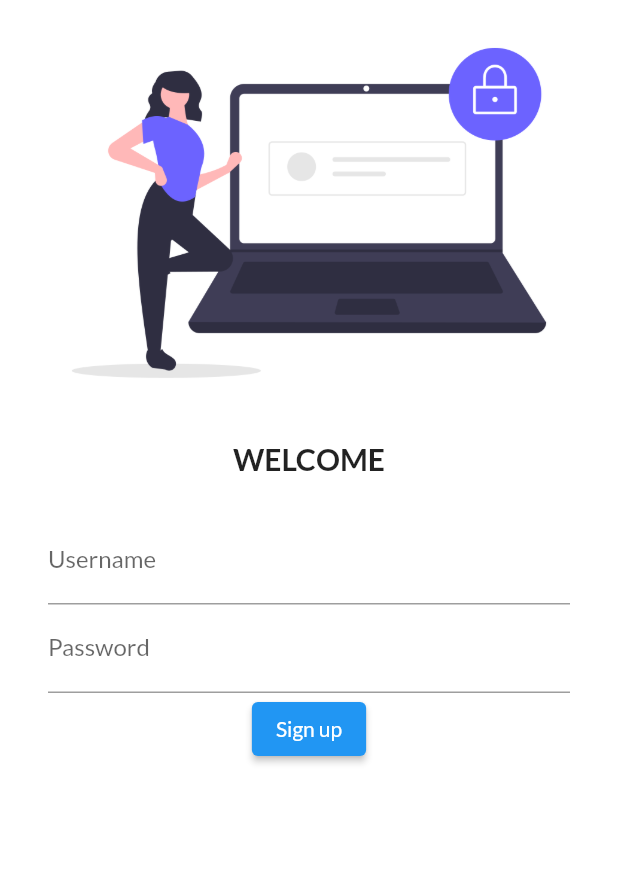
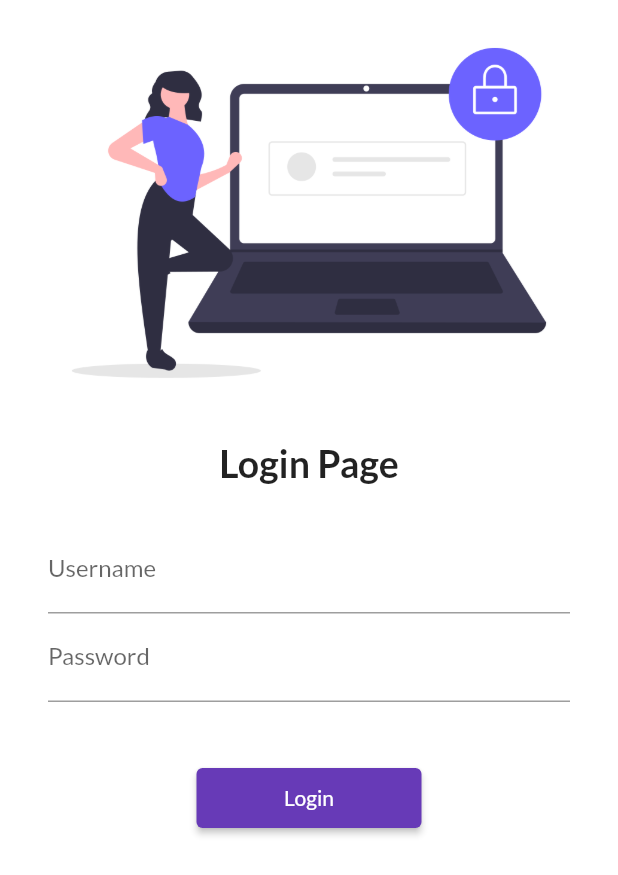
Before and after one commit to AnasBaqai/Catalog_APP, a Flutter app: the screen it shows after launch, on a phone screen of 412 x 824 dp. Shown: the top 875 px of the screen. Run offline on Flutter 3.47's test engine with Material 2 defaults, Android fonts, the phone set to English and light mode, and no system bars; our stand-ins replace google_fonts.

Commit message:
day5 completed

```diff
--- a/lib/main.dart
+++ b/lib/main.dart
@@ -1,6 +1,7 @@
 import 'package:flutter/material.dart';
 import 'package:flutter_catalog/pages/home_page.dart';
 import 'package:flutter_catalog/pages/login.dart';
+import 'package:flutter_catalog/utils/routes.dart';
 import 'package:google_fonts/google_fonts.dart';
 
 void main() {
@@ -14,13 +15,14 @@ class myApp extends StatelessWidget {
     return MaterialApp(
       themeMode: ThemeMode.light,
       theme: ThemeData(
-        primarySwatch: Colors.blue,
+        primarySwatch: Colors.deepPurple,
         fontFamily: GoogleFonts.lato().fontFamily,
       ),
       darkTheme: ThemeData(brightness: Brightness.dark),
       routes: {
         "/": (context) => LoginPage(),
-        "/home": (context) => HomePage(),
+        MyRoutes.homeRoute: (context) => HomePage(),
+        MyRoutes.loginRoute: (context) => LoginPage(),
       },
     );
   }
--- a/lib/pages/login.dart
+++ b/lib/pages/login.dart
@@ -1,12 +1,14 @@
 import 'dart:ui';
 
 import 'package:flutter/material.dart';
+import 'package:flutter_catalog/utils/routes.dart';
 
 class LoginPage extends StatelessWidget {
   @override
   Widget build(BuildContext context) {
     return Material(
         color: Colors.white,
+        child: SingleChildScrollView(
           child: Column(
             children: [
               Image.asset(
@@ -16,16 +18,17 @@ class LoginPage extends StatelessWidget {
               SizedBox(
                 height: 10,
               ),
-            Text("WELCOME",
+              Text("Login Page",
                   style: TextStyle(
-                  fontSize: 20,
+                    fontSize: 25,
                     fontWeight: FontWeight.bold,
                   )),
               SizedBox(
                 height: 10,
               ),
               Padding(
-              padding: const EdgeInsets.symmetric(vertical: 16, horizontal: 32),
+                padding:
+                    const EdgeInsets.symmetric(vertical: 16, horizontal: 32),
                 child: Column(
                   children: [
                     TextFormField(
@@ -37,17 +40,22 @@ class LoginPage extends StatelessWidget {
                           hintText: "enter password",
                           labelText: "Password",
                         )),
+                    SizedBox(
+                      height: 40.0,
+                    ),
                     ElevatedButton(
                         onPressed: () {
-                      print("successful");
+                          Navigator.pushNamed(context, MyRoutes.homeRoute);
                         },
-                    child: Text("Sign up"),
-                    style: ButtonStyle(),
-                  )
+                        child: Text("Login"),
+                        style: TextButton.styleFrom(
+                          minimumSize: Size(150, 40),
+                        ))
                   ],
                 ),
               ),
             ],
+          ),
         ));
   }
 }
--- /dev/null
+++ b/lib/utils/routes.dart
@@ -0,0 +1,4 @@
+class MyRoutes {
+  static String loginRoute = "/login";
+  static String homeRoute = "/home";
+}
```
Lines whose indentation alone changed are shown as unchanged.
